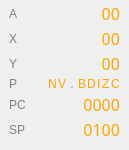
Before: the Qt Designer form cpuwidget.ui in rjaremczak/mo65x, drawn with Qt 5.
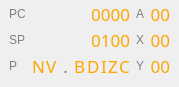
After: the same form once the commit is applied.

Patch:
```diff
--- a/cpuwidget.ui
+++ b/cpuwidget.ui
@@ -6,8 +6,8 @@
    <rect>
     <x>0</x>
     <y>0</y>
-    <width>129</width>
-    <height>146</height>
+    <width>168</width>
+    <height>86</height>
    </rect>
   </property>
   <property name="sizePolicy">
@@ -46,7 +46,104 @@
     <property name="verticalSpacing">
      <number>2</number>
     </property>
-    <item row="10" column="3">
+    <item row="3" column="2">
+     <widget class="QLabel" name="labelY">
+      <property name="styleSheet">
+       <string notr="true">color:gray</string>
+      </property>
+      <property name="text">
+       <string>Y</string>
+      </property>
+     </widget>
+    </item>
+    <item row="1" column="5">
+     <widget class="QLabel" name="regX">
+      <property name="font">
+       <font>
+        <family>Fira Mono</family>
+        <pointsize>13</pointsize>
+       </font>
+      </property>
+      <property name="styleSheet">
+       <string notr="true">color: orange</string>
+      </property>
+      <property name="text">
+       <string>00</string>
+      </property>
+      <property name="alignment">
+       <set>Qt::AlignRight|Qt::AlignTrailing|Qt::AlignVCenter</set>
+      </property>
+     </widget>
+    </item>
+    <item row="0" column="2">
+     <widget class="QLabel" name="labelA">
+      <property name="styleSheet">
+       <string notr="true">color:gray</string>
+      </property>
+      <property name="text">
+       <string>A</string>
+      </property>
+     </widget>
+    </item>
+    <item row="0" column="0">
+     <widget class="QLabel" name="labelPC">
+      <property name="styleSheet">
+       <string notr="true">color:gray</string>
+      </property>
+      <property name="text">
+       <string>PC</string>
+      </property>
+     </widget>
+    </item>
+    <item row="1" column="2">
+     <widget class="QLabel" name="label">
+      <property name="styleSheet">
+       <string notr="true">color:gray</string>
+      </property>
+      <property name="text">
+       <string>X</string>
+      </property>
+     </widget>
+    </item>
+    <item row="3" column="5">
+     <widget class="QLabel" name="regY">
+      <property name="font">
+       <font>
+        <family>Fira Mono</family>
+        <pointsize>13</pointsize>
+       </font>
+      </property>
+      <property name="styleSheet">
+       <string notr="true">color: orange</string>
+      </property>
+      <property name="text">
+       <string>00</string>
+      </property>
+      <property name="alignment">
+       <set>Qt::AlignRight|Qt::AlignTrailing|Qt::AlignVCenter</set>
+      </property>
+     </widget>
+    </item>
+    <item row="0" column="5">
+     <widget class="QLabel" name="regA">
+      <property name="font">
+       <font>
+        <family>Fira Mono</family>
+        <pointsize>13</pointsize>
+       </font>
+      </property>
+      <property name="styleSheet">
+       <string notr="true">color:orange</string>
+      </property>
+      <property name="text">
+       <string>00</string>
+      </property>
+      <property name="alignment">
+       <set>Qt::AlignRight|Qt::AlignTrailing|Qt::AlignVCenter</set>
+      </property>
+     </widget>
+    </item>
+    <item row="10" column="5">
      <spacer name="verticalSpacer">
       <property name="orientation">
        <enum>Qt::Vertical</enum>
@@ -62,45 +159,26 @@
       </property>
      </spacer>
     </item>
-    <item row="1" column="3">
-     <widget class="QLabel" name="regX">
+    <item row="0" column="1">
+     <widget class="QLabel" name="regPC">
       <property name="font">
        <font>
-        <family>Ubuntu Mono</family>
-        <pointsize>12</pointsize>
+        <family>Fira Mono</family>
+        <pointsize>13</pointsize>
        </font>
       </property>
       <property name="styleSheet">
        <string notr="true">color: orange</string>
       </property>
       <property name="text">
-       <string>00</string>
+       <string>0000</string>
       </property>
       <property name="alignment">
        <set>Qt::AlignRight|Qt::AlignTrailing|Qt::AlignVCenter</set>
       </property>
      </widget>
     </item>
-    <item row="3" column="3">
-     <widget class="QLabel" name="regY">
-      <property name="font">
-       <font>
-        <family>Ubuntu Mono</family>
-        <pointsize>12</pointsize>
-       </font>
-      </property>
-      <property name="styleSheet">
-       <string notr="true">color: orange</string>
-      </property>
-      <property name="text">
-       <string>00</string>
-      </property>
-      <property name="alignment">
-       <set>Qt::AlignRight|Qt::AlignTrailing|Qt::AlignVCenter</set>
-      </property>
-     </widget>
-    </item>
-    <item row="9" column="0">
+    <item row="1" column="0">
      <widget class="QLabel" name="labelSP">
       <property name="styleSheet">
        <string notr="true">color:gray</string>
@@ -110,12 +188,12 @@
       </property>
      </widget>
     </item>
-    <item row="9" column="3">
+    <item row="1" column="1">
      <widget class="QLabel" name="regSP">
       <property name="font">
        <font>
-        <family>Ubuntu Mono</family>
-        <pointsize>12</pointsize>
+        <family>Fira Mono</family>
+        <pointsize>13</pointsize>
        </font>
       </property>
       <property name="styleSheet">
@@ -129,65 +207,7 @@
       </property>
      </widget>
     </item>
-    <item row="8" column="3">
-     <widget class="QLabel" name="regPC">
-      <property name="font">
-       <font>
-        <family>Ubuntu Mono</family>
-        <pointsize>12</pointsize>
-       </font>
-      </property>
-      <property name="styleSheet">
-       <string notr="true">color: orange</string>
-      </property>
-      <property name="text">
-       <string>0000</string>
-      </property>
-      <property name="alignment">
-       <set>Qt::AlignRight|Qt::AlignTrailing|Qt::AlignVCenter</set>
-      </property>
-     </widget>
-    </item>
-    <item row="0" column="3">
-     <widget class="QLabel" name="regA">
-      <property name="font">
-       <font>
-        <family>Ubuntu Mono</family>
-        <pointsize>12</pointsize>
-       </font>
-      </property>
-      <property name="styleSheet">
-       <string notr="true">color:orange</string>
-      </property>
-      <property name="text">
-       <string>00</string>
-      </property>
-      <property name="alignment">
-       <set>Qt::AlignRight|Qt::AlignTrailing|Qt::AlignVCenter</set>
-      </property>
-     </widget>
-    </item>
-    <item row="8" column="0">
-     <widget class="QLabel" name="labelPC">
-      <property name="styleSheet">
-       <string notr="true">color:gray</string>
-      </property>
-      <property name="text">
-       <string>PC</string>
-      </property>
-     </widget>
-    </item>
-    <item row="0" column="0">
-     <widget class="QLabel" name="labelA">
-      <property name="styleSheet">
-       <string notr="true">color:gray</string>
-      </property>
-      <property name="text">
-       <string>A</string>
-      </property>
-     </widget>
-    </item>
-    <item row="5" column="0">
+    <item row="3" column="0">
      <widget class="QLabel" name="labelP">
       <property name="styleSheet">
        <string notr="true">color:gray</string>
@@ -197,17 +217,7 @@
       </property>
      </widget>
     </item>
-    <item row="1" column="0">
-     <widget class="QLabel" name="label">
-      <property name="styleSheet">
-       <string notr="true">color:gray</string>
-      </property>
-      <property name="text">
-       <string>X</string>
-      </property>
-     </widget>
-    </item>
-    <item row="5" column="3">
+    <item row="3" column="1">
      <layout class="QHBoxLayout" name="flagsBox">
       <property name="spacing">
        <number>1</number>
@@ -223,6 +233,12 @@
           <verstretch>0</verstretch>
          </sizepolicy>
         </property>
+        <property name="font">
+         <font>
+          <family>Fira Mono</family>
+          <pointsize>13</pointsize>
+         </font>
+        </property>
         <property name="styleSheet">
          <string notr="true">QLabel { color:orange } QLabel:disabled { color: gray } </string>
         </property>
@@ -239,6 +255,12 @@
           <verstretch>0</verstretch>
          </sizepolicy>
         </property>
+        <property name="font">
+         <font>
+          <family>Fira Mono</family>
+          <pointsize>13</pointsize>
+         </font>
+        </property>
         <property name="styleSheet">
          <string notr="true">QLabel { color:orange } QLabel:disabled { color: gray } </string>
         </property>
@@ -252,6 +274,12 @@
         <property name="enabled">
          <bool>false</bool>
         </property>
+        <property name="font">
+         <font>
+          <family>Fira Mono</family>
+          <pointsize>13</pointsize>
+         </font>
+        </property>
         <property name="styleSheet">
          <string notr="true">QLabel { color:orange } QLabel:disabled { color: gray } </string>
         </property>
@@ -271,6 +299,12 @@
           <verstretch>0</verstretch>
          </sizepolicy>
         </property>
+        <property name="font">
+         <font>
+          <family>Fira Mono</family>
+          <pointsize>13</pointsize>
+         </font>
+        </property>
         <property name="styleSheet">
          <string notr="true">QLabel { color:orange } QLabel:disabled { color: gray } </string>
         </property>
@@ -287,6 +321,12 @@
           <verstretch>0</verstretch>
          </sizepolicy>
         </property>
+        <property name="font">
+         <font>
+          <family>Fira Mono</family>
+          <pointsize>13</pointsize>
+         </font>
+        </property>
         <property name="styleSheet">
          <string notr="true">QLabel { color:orange } QLabel:disabled { color: gray } </string>
         </property>
@@ -303,6 +343,12 @@
           <verstretch>0</verstretch>
          </sizepolicy>
         </property>
+        <property name="font">
+         <font>
+          <family>Fira Mono</family>
+          <pointsize>13</pointsize>
+         </font>
+        </property>
         <property name="styleSheet">
          <string notr="true">QLabel { color:orange } QLabel:disabled { color: gray } </string>
         </property>
@@ -319,6 +365,12 @@
           <verstretch>0</verstretch>
          </sizepolicy>
         </property>
+        <property name="font">
+         <font>
+          <family>Fira Mono</family>
+          <pointsize>13</pointsize>
+         </font>
+        </property>
         <property name="styleSheet">
          <string notr="true">QLabel { color:orange } QLabel:disabled { color: gray } </string>
         </property>
@@ -335,6 +387,12 @@
           <verstretch>0</verstretch>
          </sizepolicy>
         </property>
+        <property name="font">
+         <font>
+          <family>Fira Mono</family>
+          <pointsize>13</pointsize>
+         </font>
+        </property>
         <property name="styleSheet">
          <string notr="true">QLabel { color:orange } QLabel:disabled { color: gray } </string>
         </property>
@@ -345,16 +403,6 @@
       </item>
      </layout>
     </item>
-    <item row="3" column="0">
-     <widget class="QLabel" name="labelY">
-      <property name="styleSheet">
-       <string notr="true">color:gray</string>
-      </property>
-      <property name="text">
-       <string>Y</string>
-      </property>
-     </widget>
-    </item>
    </layout>
   </widget>
  </widget>
```
